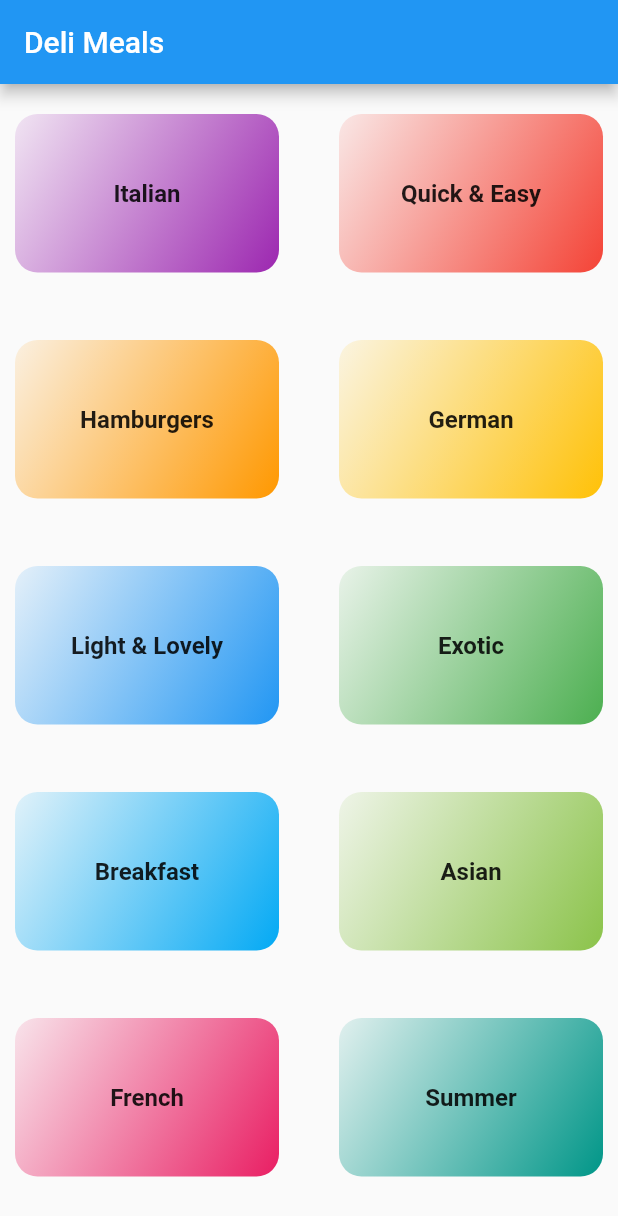
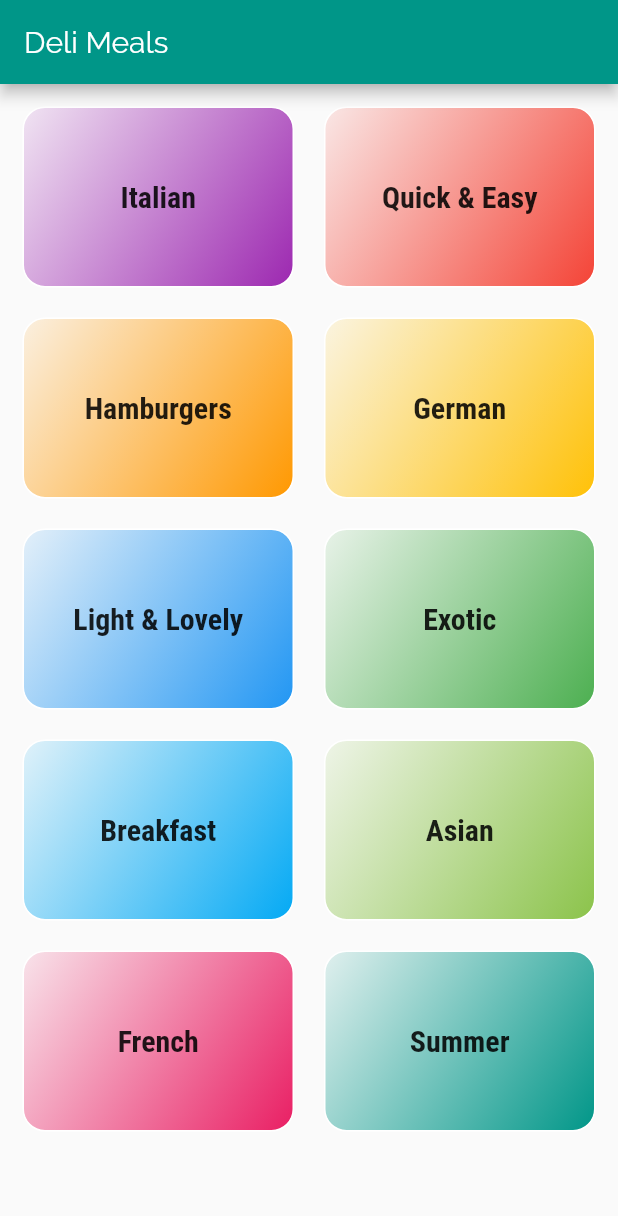
Before and after one commit to netholi/my_recipe, a Flutter app: the screen it shows after launch, on a phone screen of 412 x 824 dp. Shown: the top 1216 px of the screen. Run offline on Flutter 3.47's test engine with Material 2 defaults, Android fonts, the phone set to English and light mode, and no system bars.

Commit message:
add theme data

```diff
--- a/lib/categories_screen.dart
+++ b/lib/categories_screen.dart
@@ -8,6 +8,7 @@ class CategoriesScreen extends StatelessWidget {
   @override
   Widget build(BuildContext context) {
     return GridView(
+      padding: EdgeInsets.all(15),
       children: DUMMY_CATEGORIES
           .map((catData) =>
               CategoryItem(title: catData.title, bgColor: catData.bgColor))
--- a/lib/category_item.dart
+++ b/lib/category_item.dart
@@ -8,12 +8,12 @@ class CategoryItem extends StatelessWidget {
   @override
   Widget build(BuildContext context) {
     return Container(
-      margin: EdgeInsets.fromLTRB(10, 20, 10, 5),
+      //margin: EdgeInsets.fromLTRB(10, 20, 10, 5),
       padding: const EdgeInsets.all(15),
       child: Center(
           child: Text(
         title,
-        style: TextStyle(fontSize: 16, fontWeight: FontWeight.bold),
+        style: Theme.of(context).textTheme.subtitle1,
       )),
       decoration: BoxDecoration(
         gradient: LinearGradient(
@@ -21,6 +21,7 @@ class CategoryItem extends StatelessWidget {
             begin: Alignment.topLeft,
             end: Alignment.bottomRight),
         borderRadius: BorderRadius.circular(15),
+        border: Border.all(color: Colors.white),
       ),
     );
   }
--- a/lib/main.dart
+++ b/lib/main.dart
@@ -13,7 +13,19 @@ class MyApp extends StatelessWidget {
     return MaterialApp(
       title: 'My Recipe',
       theme: ThemeData(
-        primarySwatch: Colors.blue,
+        fontFamily: 'Raleway',
+        colorScheme: ColorScheme.fromSwatch(
+          primarySwatch: Colors.teal,
+        ).copyWith(
+          secondary: Colors.tealAccent,
+        ),
+        textTheme: const TextTheme(
+            bodyText1: TextStyle(color: Colors.amber),
+            bodyText2: TextStyle(color: Colors.black),
+            subtitle1: TextStyle(
+                fontSize: 20,
+                fontFamily: 'Roboto',
+                fontWeight: FontWeight.bold)),
       ),
       home: const MyHomePage(),
     );
--- a/lib/models/category.dart
+++ b/lib/models/category.dart
@@ -1,6 +1,5 @@
 import 'package:flutter/cupertino.dart';
 import 'package:flutter/material.dart';
-import 'package:matcher/matcher.dart';
 
 class Category {
   final String id;
```
Also changed, not shown: pubspec.yaml (+19 -6 lines), assets/fonts/Raleway-Black.ttf (added), assets/fonts/Raleway-Bold.ttf (added), assets/fonts/Raleway-Regular.ttf (added), assets/fonts/RobotoCondensed-Bold.ttf (added), assets/fonts/RobotoCondensed-Italic.ttf (added), assets/fonts/RobotoCondensed-Light.ttf (added), assets/fonts/RobotoCondensed-Regular.ttf (added).
